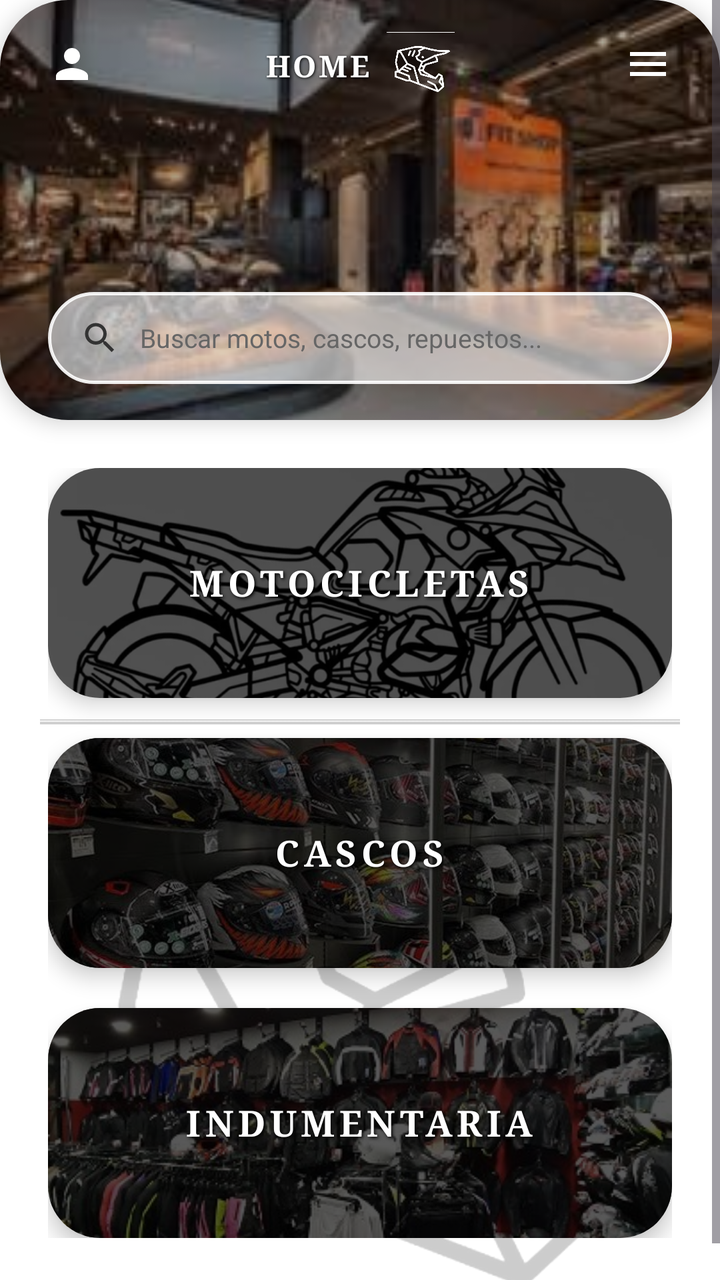
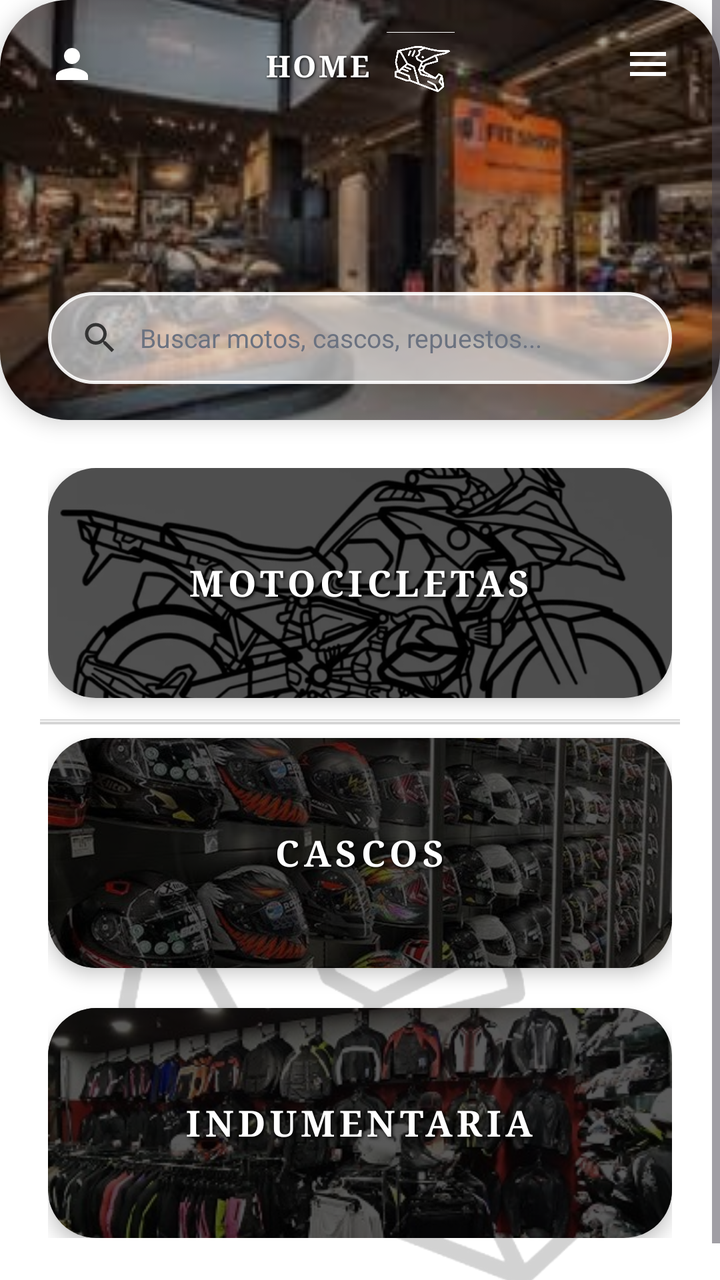

An Android layout rendered at two revisions. The XML below is the earlier revision; the diff shows what the commit changed to produce the second picture.
<!-- AndroidManifest.xml: application theme Theme.MiAPPBiker -->
<!-- res/layout/activity_home.xml -->
<?xml version="1.0" encoding="utf-8"?>
<FrameLayout xmlns:android="http://schemas.android.com/apk/res/android"
    xmlns:app="http://schemas.android.com/apk/res-auto"
    xmlns:tools="http://schemas.android.com/tools"
    android:id="@+id/home_root"
    android:layout_width="match_parent"
    android:layout_height="match_parent"
    android:background="#FFFFFF">

    
    <ImageView
        android:id="@+id/iv_home_watermark"
        android:layout_width="320dp"
        android:layout_height="320dp"
        android:layout_gravity="bottom|center_horizontal"
        android:layout_marginBottom="-40dp"
        android:alpha="0.20"
        android:scaleType="fitCenter"
        android:src="@drawable/ic_helmet_logo"
        android:contentDescription="Watermark Casco" />

    <ScrollView
        android:layout_width="match_parent"
        android:layout_height="match_parent"
        android:fillViewport="true">

        <LinearLayout
            android:layout_width="match_parent"
            android:layout_height="wrap_content"
            android:orientation="vertical"
            android:paddingBottom="40dp">

            
            <androidx.cardview.widget.CardView
                android:id="@+id/card_home_banner"
                android:layout_width="match_parent"
                android:layout_height="210dp"
                app:cardCornerRadius="34dp"
                app:cardElevation="6dp">

                <FrameLayout
                    android:layout_width="match_parent"
                    android:layout_height="match_parent">

                    
                    <ImageView
                        android:id="@+id/iv_home_banner_bg"
                        android:layout_width="match_parent"
                        android:layout_height="match_parent"
                        android:scaleType="centerCrop"
                        android:src="@drawable/img_store_banner"
                        android:contentDescription="Banner Chelo Biker Shop" />

                    
                    <View
                        android:layout_width="match_parent"
                        android:layout_height="match_parent"
                        android:background="#55000000" />

                    
                    <ImageView
                        android:id="@+id/btn_home_profile"
                        android:layout_width="40dp"
                        android:layout_height="40dp"
                        android:layout_gravity="top|start"
                        android:layout_marginTop="12dp"
                        android:layout_marginStart="16dp"
                        android:background="?attr/selectableItemBackgroundBorderless"
                        android:clickable="true"
                        android:contentDescription="Perfil"
                        android:focusable="true"
                        android:padding="8dp"
                        android:src="@drawable/ic_person"
                        app:tint="#FFFFFF" />

                    
                    <LinearLayout
                        android:layout_width="wrap_content"
                        android:layout_height="wrap_content"
                        android:layout_gravity="top|center_horizontal"
                        android:layout_marginTop="16dp"
                        android:gravity="center_vertical"
                        android:orientation="horizontal">

                        <TextView
                            android:layout_width="wrap_content"
                            android:layout_height="wrap_content"
                            android:fontFamily="serif"
                            android:letterSpacing="0.08"
                            android:text="HOME"
                            android:textColor="#FFFFFF"
                            android:textSize="15sp"
                            android:textStyle="bold"
                            android:shadowColor="#000000"
                            android:shadowDx="1"
                            android:shadowDy="1"
                            android:shadowRadius="3" />

                        <ImageView
                            android:layout_width="34dp"
                            android:layout_height="34dp"
                            android:layout_marginStart="8dp"
                            android:src="@drawable/ic_helmet_logo"
                            app:tint="#FFFFFF"
                            android:contentDescription="Logo" />
                    </LinearLayout>

                    <ImageView
                        android:id="@+id/btn_home_hamburger"
                        android:layout_width="40dp"
                        android:layout_height="40dp"
                        android:layout_gravity="top|end"
                        android:layout_marginTop="12dp"
                        android:layout_marginEnd="16dp"
                        android:background="?attr/selectableItemBackgroundBorderless"
                        android:clickable="true"
                        android:contentDescription="Menu"
                        android:focusable="true"
                        android:padding="8dp"
                        android:src="@drawable/ic_menu"
                        app:tint="#FFFFFF" />

                    
                    <LinearLayout
                        android:id="@+id/ll_search_bar"
                        android:layout_width="match_parent"
                        android:layout_height="46dp"
                        android:layout_gravity="bottom"
                        android:layout_marginHorizontal="24dp"
                        android:layout_marginBottom="18dp"
                        android:background="@drawable/bg_glass_search"
                        android:elevation="4dp"
                        android:gravity="center_vertical"
                        android:orientation="horizontal"
                        android:paddingHorizontal="16dp">

                        <ImageView
                            android:layout_width="20dp"
                            android:layout_height="20dp"
                            android:src="@drawable/ic_search"
                            app:tint="#333333"
                            android:contentDescription="Buscar" />

                        <EditText
                            android:id="@+id/et_search"
                            android:layout_width="match_parent"
                            android:layout_height="match_parent"
                            android:layout_marginStart="10dp"
                            android:background="@null"
                            android:hint="Buscar motos, cascos, repuestos..."
                            android:imeOptions="actionSearch"
                            android:inputType="text"
                            android:textColor="#111111"
                            android:textColorHint="#666666"
                            android:textSize="13sp" />
                    </LinearLayout>

                </FrameLayout>
            </androidx.cardview.widget.CardView>

            
            <LinearLayout
                android:layout_width="match_parent"
                android:layout_height="wrap_content"
                android:layout_marginTop="24dp"
                android:orientation="vertical"
                android:paddingHorizontal="24dp">

                
                <androidx.cardview.widget.CardView
                    android:id="@+id/btn_cat_motos"
                    android:layout_width="match_parent"
                    android:layout_height="115dp"
                    android:layout_marginBottom="20dp"
                    android:clickable="true"
                    android:focusable="true"
                    android:foreground="?attr/selectableItemBackground"
                    app:cardCornerRadius="26dp"
                    app:cardElevation="6dp">

                    <FrameLayout
                        android:layout_width="match_parent"
                        android:layout_height="match_parent">

                        <ImageView
                            android:layout_width="match_parent"
                            android:layout_height="match_parent"
                            android:scaleType="centerCrop"
                            android:src="@drawable/img_cat_motos"
                            android:contentDescription="Motocicletas" />

                        
                        <View
                            android:layout_width="match_parent"
                            android:layout_height="match_parent"
                            android:background="#A6000000" />

                        <TextView
                            android:layout_width="wrap_content"
                            android:layout_height="wrap_content"
                            android:layout_gravity="center"
                            android:fontFamily="serif"
                            android:letterSpacing="0.12"
                            android:text="MOTOCICLETAS"
                            android:textColor="#FFFFFF"
                            android:textSize="18sp"
                            android:textStyle="bold"
                            android:shadowColor="#000000"
                            android:shadowDx="2"
                            android:shadowDy="2"
                            android:shadowRadius="4" />
                    </FrameLayout>
                </androidx.cardview.widget.CardView>

                
                <androidx.cardview.widget.CardView
                    android:id="@+id/btn_cat_cascos"
                    android:layout_width="match_parent"
                    android:layout_height="115dp"
                    android:layout_marginBottom="20dp"
                    android:clickable="true"
                    android:focusable="true"
                    android:foreground="?attr/selectableItemBackground"
                    app:cardCornerRadius="26dp"
                    app:cardElevation="6dp">

                    <FrameLayout
                        android:layout_width="match_parent"
                        android:layout_height="match_parent">

                        <ImageView
                            android:layout_width="match_parent"
                            android:layout_height="match_parent"
                            android:scaleType="centerCrop"
                            android:src="@drawable/img_cat_cascos"
                            android:contentDescription="Cascos" />

                        
                        <View
                            android:layout_width="match_parent"
                            android:layout_height="match_parent"
                            android:background="#A6000000" />

                        <TextView
                            android:layout_width="wrap_content"
                            android:layout_height="wrap_content"
                            android:layout_gravity="center"
                            android:fontFamily="serif"
                            android:letterSpacing="0.12"
                            android:text="CASCOS"
                            android:textColor="#FFFFFF"
                            android:textSize="18sp"
                            android:textStyle="bold"
                            android:shadowColor="#000000"
                            android:shadowDx="2"
                            android:shadowDy="2"
                            android:shadowRadius="4" />
                    </FrameLayout>
                </androidx.cardview.widget.CardView>

                
                <androidx.cardview.widget.CardView
                    android:id="@+id/btn_cat_indumentaria"
                    android:layout_width="match_parent"
                    android:layout_height="115dp"
                    android:clickable="true"
                    android:focusable="true"
                    android:foreground="?attr/selectableItemBackground"
                    app:cardCornerRadius="26dp"
                    app:cardElevation="6dp">

                    <FrameLayout
                        android:layout_width="match_parent"
                        android:layout_height="match_parent">

                        <ImageView
                            android:layout_width="match_parent"
                            android:layout_height="match_parent"
                            android:scaleType="centerCrop"
                            android:src="@drawable/img_cat_indumentaria"
                            android:contentDescription="Indumentaria" />

                        
                        <View
                            android:layout_width="match_parent"
                            android:layout_height="match_parent"
                            android:background="#A6000000" />

                        <TextView
                            android:layout_width="wrap_content"
                            android:layout_height="wrap_content"
                            android:layout_gravity="center"
                            android:fontFamily="serif"
                            android:letterSpacing="0.12"
                            android:text="INDUMENTARIA"
                            android:textColor="#FFFFFF"
                            android:textSize="18sp"
                            android:textStyle="bold"
                            android:shadowColor="#000000"
                            android:shadowDx="2"
                            android:shadowDy="2"
                            android:shadowRadius="4" />
                    </FrameLayout>
                </androidx.cardview.widget.CardView>

            </LinearLayout>

        </LinearLayout>
    </ScrollView>
</FrameLayout>
<!-- resources referenced by this layout -->
<resources>
  <!-- drawable bg_glass_search (drawable) -->
  <?xml version="1.0" encoding="utf-8"?>
  <shape xmlns:android="http://schemas.android.com/apk/res/android"
      android:shape="rectangle">
      <solid android:color="#99FFFFFF" />
      <stroke android:width="1.5dp" android:color="#E6FFFFFF" />
      <corners android:radius="24dp" />
  </shape>
  <!-- drawable ic_helmet_logo: png bitmap (drawable, 27660 bytes) -->
  <!-- drawable ic_menu (drawable) -->
  <vector xmlns:android="http://schemas.android.com/apk/res/android"
      android:width="28dp"
      android:height="28dp"
      android:viewportWidth="24"
      android:viewportHeight="24">
      <path
          android:fillColor="#FF000000"
          android:pathData="M3,18h18v-2L3,16v2zM3,13h18v-2L3,11v2zM3,6v2h18L21,6L3,6z" />
  </vector>
  <!-- drawable ic_person (drawable) -->
  <vector xmlns:android="http://schemas.android.com/apk/res/android"
      android:width="28dp"
      android:height="28dp"
      android:viewportWidth="24"
      android:viewportHeight="24">
      <path
          android:fillColor="#FF000000"
          android:pathData="M12,12c2.21,0 4,-1.79 4,-4s-1.79,-4 -4,-4 -4,1.79 -4,4 1.79,4 4,4zM12,14c-2.67,0 -8,1.34 -8,4v2h16v-2c0,-2.66 -5.33,-4 -8,-4z" />
  </vector>
  <!-- drawable ic_search (drawable) -->
  <vector xmlns:android="http://schemas.android.com/apk/res/android"
      android:width="24dp"
      android:height="24dp"
      android:viewportWidth="24"
      android:viewportHeight="24">
      <path
          android:fillColor="#333333"
          android:pathData="M15.5,14h-0.79l-0.28,-0.27C15.41,12.59 16,11.11 16,9.5 16,5.91 13.09,3 9.5,3S3,5.91 3,9.5 5.91,16 9.5,16c1.61,0 3.09,-0.59 4.23,-1.57l0.27,0.28v0.79l5,4.99L20.49,19l-4.99,-5zm-6,0C7.01,14 5,11.99 5,9.5S7.01,5 9.5,5 14,7.01 14,9.5 11.99,14 9.5,14z" />
  </vector>
  <!-- drawable img_cat_cascos: png bitmap (drawable, 476699 bytes) -->
  <!-- drawable img_cat_indumentaria: png bitmap (drawable, 176187 bytes) -->
  <!-- drawable img_cat_motos: png bitmap (drawable, 136690 bytes) -->
  <!-- drawable img_store_banner: png bitmap (drawable, 91801 bytes) -->
  <style name="Theme.MiAPPBiker" parent="Base.Theme.MiAPPBiker" />
  <style name="Base.Theme.MiAPPBiker" parent="Theme.Material3.DayNight.NoActionBar">
          
          
      </style>
</resources>

<!-- the commit's change to res/layout/activity_home.xml (unified diff, before → after) -->
@@ -5,19 +5,12 @@
     android:id="@+id/home_root"
     android:layout_width="match_parent"
     android:layout_height="match_parent"
-    android:background="#FFFFFF">
+    android:background="@color/white">
 
     
     <ImageView
         android:id="@+id/iv_home_watermark"
-        android:layout_width="320dp"
-        android:layout_height="320dp"
-        android:layout_gravity="bottom|center_horizontal"
-        android:layout_marginBottom="-40dp"
-        android:alpha="0.20"
-        android:scaleType="fitCenter"
-        android:src="@drawable/ic_helmet_logo"
-        android:contentDescription="Watermark Casco" />
+        style="@style/MarcaAguaCasco" />
 
     <ScrollView
         android:layout_width="match_parent"
@@ -33,10 +26,9 @@
             
             <androidx.cardview.widget.CardView
                 android:id="@+id/card_home_banner"
+                style="@style/TarjetaBannerHome"
                 android:layout_width="match_parent"
-                android:layout_height="210dp"
-                app:cardCornerRadius="34dp"
-                app:cardElevation="6dp">
+                android:layout_height="210dp">
 
                 <FrameLayout
                     android:layout_width="match_parent"
@@ -60,18 +52,16 @@
                     
                     <ImageView
                         android:id="@+id/btn_home_profile"
+                        style="@style/BotonIconoNav"
                         android:layout_width="40dp"
                         android:layout_height="40dp"
                         android:layout_gravity="top|start"
                         android:layout_marginTop="12dp"
                         android:layout_marginStart="16dp"
-                        android:background="?attr/selectableItemBackgroundBorderless"
-                        android:clickable="true"
-                        android:contentDescription="Perfil"
-                        android:focusable="true"
                         android:padding="8dp"
                         android:src="@drawable/ic_person"
-                        app:tint="#FFFFFF" />
+                        app:tint="@color/white"
+                        android:contentDescription="Perfil" />
 
                     
                     <LinearLayout
@@ -88,10 +78,10 @@
                             android:fontFamily="serif"
                             android:letterSpacing="0.08"
                             android:text="HOME"
-                            android:textColor="#FFFFFF"
+                            android:textColor="@color/white"
                             android:textSize="15sp"
                             android:textStyle="bold"
-                            android:shadowColor="#000000"
+                            android:shadowColor="@color/black"
                             android:shadowDx="1"
                             android:shadowDy="1"
                             android:shadowRadius="3" />
@@ -101,24 +91,22 @@
                             android:layout_height="34dp"
                             android:layout_marginStart="8dp"
                             android:src="@drawable/ic_helmet_logo"
-                            app:tint="#FFFFFF"
+                            app:tint="@color/white"
                             android:contentDescription="Logo" />
                     </LinearLayout>
 
                     <ImageView
                         android:id="@+id/btn_home_hamburger"
+                        style="@style/BotonIconoNav"
                         android:layout_width="40dp"
                         android:layout_height="40dp"
                         android:layout_gravity="top|end"
                         android:layout_marginTop="12dp"
                         android:layout_marginEnd="16dp"
-                        android:background="?attr/selectableItemBackgroundBorderless"
-                        android:clickable="true"
-                        android:contentDescription="Menu"
-                        android:focusable="true"
                         android:padding="8dp"
                         android:src="@drawable/ic_menu"
-                        app:tint="#FFFFFF" />
+                        app:tint="@color/white"
+                        android:contentDescription="Menu" />
 
                     
                     <LinearLayout
@@ -150,8 +138,8 @@
                             android:hint="Buscar motos, cascos, repuestos..."
                             android:imeOptions="actionSearch"
                             android:inputType="text"
-                            android:textColor="#111111"
-                            android:textColorHint="#666666"
+                            android:textColor="@color/biker_black"
+                            android:textColorHint="@color/biker_gray_text"
                             android:textSize="13sp" />
                     </LinearLayout>
 
@@ -169,14 +157,13 @@
                 
                 <androidx.cardview.widget.CardView
                     android:id="@+id/btn_cat_motos"
+                    style="@style/TarjetaElevada"
                     android:layout_width="match_parent"
                     android:layout_height="115dp"
                     android:layout_marginBottom="20dp"
                     android:clickable="true"
                     android:focusable="true"
-                    android:foreground="?attr/selectableItemBackground"
-                    app:cardCornerRadius="26dp"
-                    app:cardElevation="6dp">
+                    android:foreground="?attr/selectableItemBackground">
 
                     <FrameLayout
                         android:layout_width="match_parent"
@@ -202,10 +189,10 @@
                             android:fontFamily="serif"
                             android:letterSpacing="0.12"
                             android:text="MOTOCICLETAS"
-                            android:textColor="#FFFFFF"
+                            android:textColor="@color/white"
                             android:textSize="18sp"
                             android:textStyle="bold"
-                            android:shadowColor="#000000"
+                            android:shadowColor="@color/black"
                             android:shadowDx="2"
                             android:shadowDy="2"
                             android:shadowRadius="4" />
@@ -215,14 +202,13 @@
                 
                 <androidx.cardview.widget.CardView
                     android:id="@+id/btn_cat_cascos"
+                    style="@style/TarjetaElevada"
                     android:layout_width="match_parent"
                     android:layout_height="115dp"
                     android:layout_marginBottom="20dp"
                     android:clickable="true"
                     android:focusable="true"
-                    android:foreground="?attr/selectableItemBackground"
-                    app:cardCornerRadius="26dp"
-                    app:cardElevation="6dp">
+                    android:foreground="?attr/selectableItemBackground">
 
                     <FrameLayout
                         android:layout_width="match_parent"
@@ -248,10 +234,10 @@
                             android:fontFamily="serif"
                             android:letterSpacing="0.12"
                             android:text="CASCOS"
-                            android:textColor="#FFFFFF"
+                            android:textColor="@color/white"
                             android:textSize="18sp"
                             android:textStyle="bold"
-                            android:shadowColor="#000000"
+                            android:shadowColor="@color/black"
                             android:shadowDx="2"
                             android:shadowDy="2"
                             android:shadowRadius="4" />
@@ -261,13 +247,12 @@
                 
                 <androidx.cardview.widget.CardView
                     android:id="@+id/btn_cat_indumentaria"
+                    style="@style/TarjetaElevada"
                     android:layout_width="match_parent"
                     android:layout_height="115dp"
                     android:clickable="true"
                     android:focusable="true"
-                    android:foreground="?attr/selectableItemBackground"
-                    app:cardCornerRadius="26dp"
-                    app:cardElevation="6dp">
+                    android:foreground="?attr/selectableItemBackground">
 
                     <FrameLayout
                         android:layout_width="match_parent"
@@ -293,10 +278,10 @@
                             android:fontFamily="serif"
                             android:letterSpacing="0.12"
                             android:text="INDUMENTARIA"
-                            android:textColor="#FFFFFF"
+                            android:textColor="@color/white"
                             android:textSize="18sp"
                             android:textStyle="bold"
-                            android:shadowColor="#000000"
+                            android:shadowColor="@color/black"
                             android:shadowDx="2"
                             android:shadowDy="2"
                             android:shadowRadius="4" />
<!-- resource entries referenced after the edit -->
@@ -1,5 +1,9 @@
 <!-- resources referenced by this layout -->
 <resources>
+  <color name="biker_black">#111111</color>
+  <color name="biker_gray_text">#6B7280</color>
+  <color name="black">#FF000000</color>
+  <color name="white">#FFFFFFFF</color>
   <!-- drawable bg_glass_search (drawable) -->
   <?xml version="1.0" encoding="utf-8"?>
   <shape xmlns:android="http://schemas.android.com/apk/res/android"
@@ -43,6 +47,33 @@
   <!-- drawable img_cat_indumentaria: png bitmap (drawable, 176187 bytes) -->
   <!-- drawable img_cat_motos: png bitmap (drawable, 136690 bytes) -->
   <!-- drawable img_store_banner: png bitmap (drawable, 91801 bytes) -->
+  <style name="BotonIconoNav">
+          <item name="android:layout_width">38dp</item>
+          <item name="android:layout_height">38dp</item>
+          <item name="android:background">?attr/selectableItemBackgroundBorderless</item>
+          <item name="android:clickable">true</item>
+          <item name="android:focusable">true</item>
+          <item name="android:padding">6dp</item>
+      </style>
+  <style name="MarcaAguaCasco">
+          <item name="android:layout_width">320dp</item>
+          <item name="android:layout_height">320dp</item>
+          <item name="android:layout_gravity">bottom|center_horizontal</item>
+          <item name="android:layout_marginBottom">-40dp</item>
+          <item name="android:scaleType">fitCenter</item>
+          <item name="android:alpha">0.18</item>
+          <item name="android:src">@drawable/ic_helmet_logo</item>
+          <item name="android:contentDescription">@null</item>
+      </style>
+  <style name="TarjetaBannerHome">
+          <item name="cardCornerRadius">34dp</item>
+          <item name="cardElevation">6dp</item>
+      </style>
+  <style name="TarjetaElevada">
+          <item name="cardCornerRadius">24dp</item>
+          <item name="cardElevation">5dp</item>
+          <item name="cardBackgroundColor">@color/white</item>
+      </style>
   <style name="Theme.MiAPPBiker" parent="Base.Theme.MiAPPBiker" />
   <style name="Base.Theme.MiAPPBiker" parent="Theme.Material3.DayNight.NoActionBar">
           
